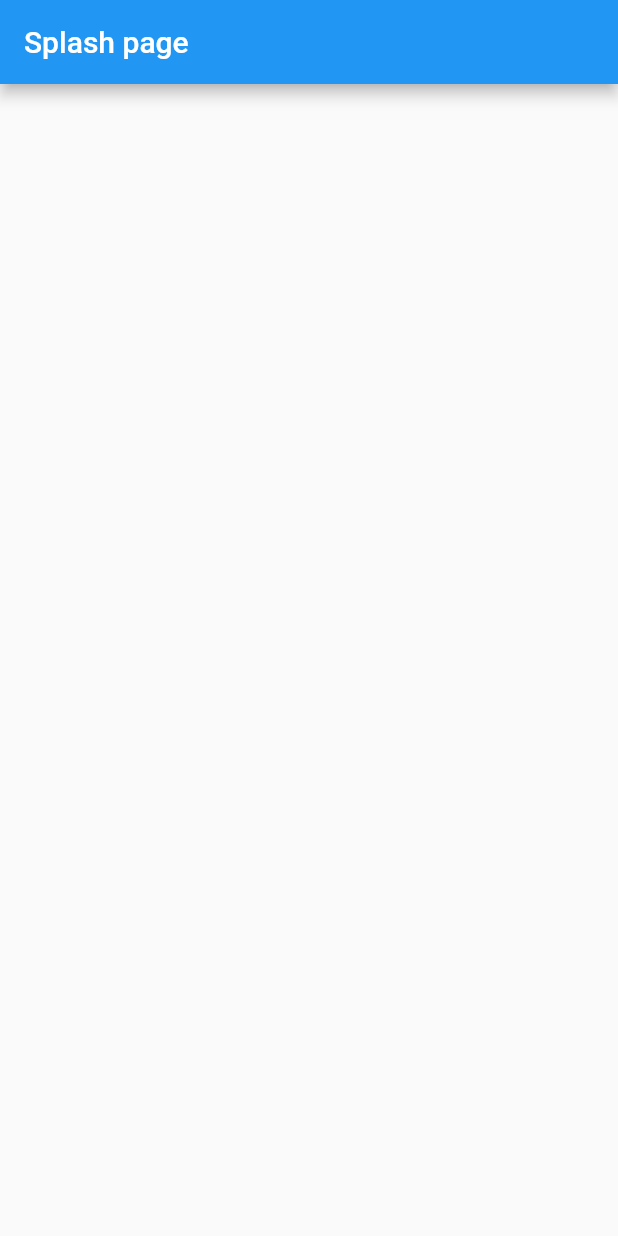
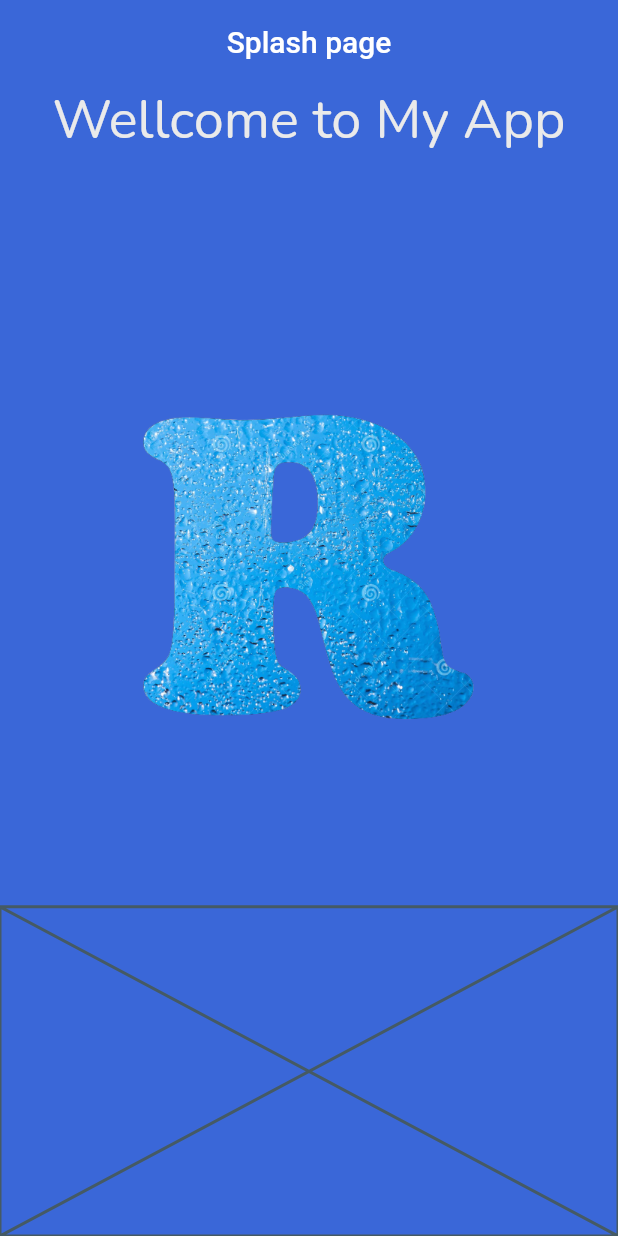
Before and after one commit to marufrobin/admin_panel, a Flutter app: the screen it shows after launch, on a phone screen of 412 x 824 dp. Run offline on Flutter 3.47's test engine with Material 2 defaults, Android fonts, the phone set to English and light mode, and no system bars.

Commit message:
image, fonts and places fixed added...

```diff
--- a/lib/screen/splash_page.dart
+++ b/lib/screen/splash_page.dart
@@ -6,8 +6,34 @@ class SplashPage extends StatelessWidget {
   @override
   Widget build(BuildContext context) {
     return Scaffold(
+      backgroundColor: Color(0xff3a67d8),
       appBar: AppBar(
+        backgroundColor: Colors.transparent,
+        elevation: 0,
+        centerTitle: true,
         title: Text("Splash page"),
+      ),
+      body: Column(
+        children: [
+          Expanded(
+            flex: 1,
+            child: Text(
+              "Wellcome to My App",
+              style: TextStyle(
+                color: Color(0xffEAEAEA),
+                fontSize: 36,
+                fontFamily: "Nunito",
+              ),
+            ),
+          ),
+          Expanded(
+              flex: 4,
+              child: Image.asset(
+                "images/r.png",
+                scale: 2,
+              )),
+          Expanded(flex: 2, child: Placeholder())
+        ],
       ),
     );
   }
```
Also changed, not shown: pubspec.yaml (+9 -12 lines), fonts/Nunito-Regular.ttf (added), images/r.png (added).
